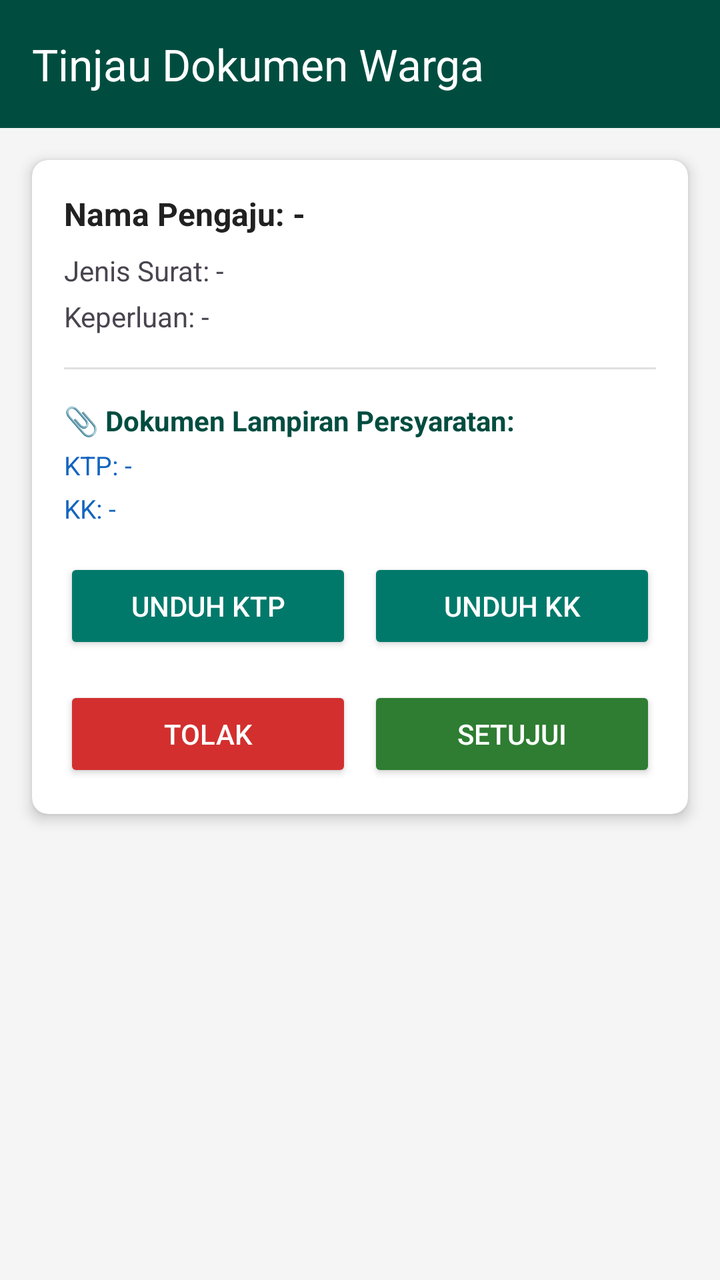
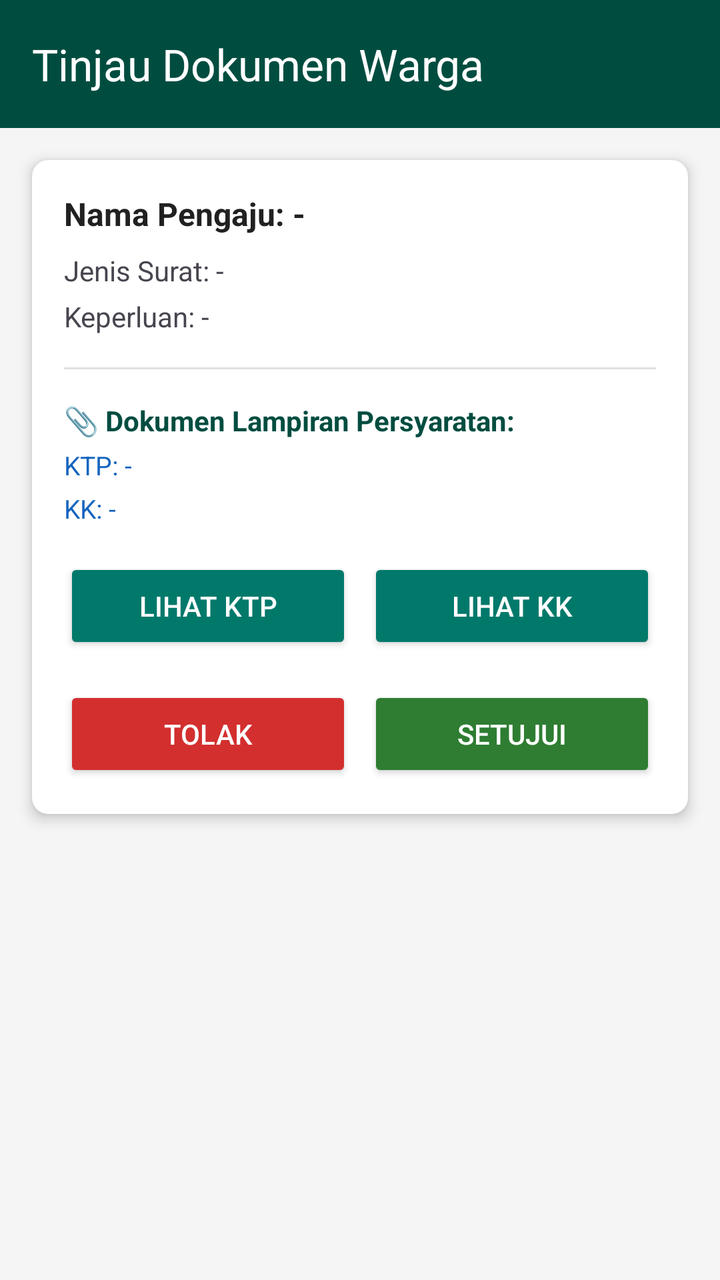

The first picture is an Android layout as it rendered before a commit; the second is the same layout after the commit. The layout source and the unified diff follow.
<!-- AndroidManifest.xml: application theme Theme.Ovylia -->
<!-- res/layout/activity_detail_pengajuan.xml -->
<?xml version="1.0" encoding="utf-8"?>
<LinearLayout
    xmlns:android="http://schemas.android.com/apk/res/android"
    xmlns:app="http://schemas.android.com/apk/res-auto"
    android:layout_width="match_parent"
    android:layout_height="match_parent"
    android:orientation="vertical"
    android:background="#F5F5F5">

    <androidx.appcompat.widget.Toolbar
        android:layout_width="match_parent"
        android:layout_height="?attr/actionBarSize"
        android:background="#004D40"
        app:title="Tinjau Dokumen Warga"
        app:titleTextColor="#FFFFFF"/>

    <androidx.cardview.widget.CardView
        android:layout_width="match_parent"
        android:layout_height="wrap_content"
        android:layout_margin="16dp"
        app:cardCornerRadius="8dp"
        app:cardElevation="4dp">

        <LinearLayout
            android:layout_width="match_parent"
            android:layout_height="wrap_content"
            android:orientation="vertical"
            android:padding="16dp">

            <TextView
                android:id="@+id/dtNamaWarga"
                android:layout_width="match_parent"
                android:layout_height="wrap_content"
                android:text="Nama Pengaju: -"
                android:textSize="16sp"
                android:textStyle="bold"
                android:textColor="#212121"/>

            <TextView
                android:id="@+id/dtJenisSurat"
                android:layout_width="match_parent"
                android:layout_height="wrap_content"
                android:text="Jenis Surat: -"
                android:textSize="14sp"
                android:layout_marginTop="8dp"/>

            <TextView
                android:id="@+id/dtKeperluan"
                android:layout_width="match_parent"
                android:layout_height="wrap_content"
                android:text="Keperluan: -"
                android:textSize="14sp"
                android:layout_marginTop="4dp"/>

            <View
                android:layout_width="match_parent"
                android:layout_height="1dp"
                android:background="#E0E0E0"
                android:layout_marginVertical="16dp"/>

            <TextView
                android:layout_width="match_parent"
                android:layout_height="wrap_content"
                android:text="📎 Dokumen Lampiran Persyaratan:"
                android:textStyle="bold"
                android:textColor="#004D40"
                android:textSize="14sp"/>

            <TextView
                android:id="@+id/dtNamaFileKtp"
                android:layout_width="match_parent"
                android:layout_height="wrap_content"
                android:text="KTP: -"
                android:textColor="#1565C0"
                android:layout_marginTop="4dp"
                android:textSize="13sp"/>

            <TextView
                android:id="@+id/dtNamaFileKk"
                android:layout_width="match_parent"
                android:layout_height="wrap_content"
                android:text="KK: -"
                android:textColor="#1565C0"
                android:layout_marginTop="4dp"
                android:textSize="13sp"/>

            
            <LinearLayout
                android:layout_width="match_parent"
                android:layout_height="wrap_content"
                android:orientation="horizontal"
                android:layout_marginTop="16dp"
                android:weightSum="2">

                <Button
                    android:id="@+id/btnUnduhKtp"
                    android:layout_width="0dp"
                    android:layout_height="wrap_content"
                    android:layout_weight="1"
                    android:layout_marginEnd="4dp"
                    android:text="Unduh KTP"
                    android:backgroundTint="#00796B"
                    android:textColor="#FFFFFF"/>

                <Button
                    android:id="@+id/btnUnduhKk"
                    android:layout_width="0dp"
                    android:layout_height="wrap_content"
                    android:layout_weight="1"
                    android:layout_marginStart="4dp"
                    android:text="Unduh KK"
                    android:backgroundTint="#00796B"
                    android:textColor="#FFFFFF"/>
            </LinearLayout>

            
            <LinearLayout
                android:layout_width="match_parent"
                android:layout_height="wrap_content"
                android:orientation="horizontal"
                android:layout_marginTop="16dp"
                android:weightSum="2">

                
                <Button
                    android:id="@+id/btnTolakSurat"
                    android:layout_width="0dp"
                    android:layout_height="wrap_content"
                    android:layout_weight="1"
                    android:layout_marginEnd="4dp"
                    android:text="Tolak"
                    android:backgroundTint="#D32F2F"
                    android:textColor="#FFFFFF"/>

                
                <Button
                    android:id="@+id/btnSetujuiSurat"
                    android:layout_width="0dp"
                    android:layout_height="wrap_content"
                    android:layout_weight="1"
                    android:layout_marginStart="4dp"
                    android:text="Setujui"
                    android:backgroundTint="#2E7D32"
                    android:textColor="#FFFFFF"/>
            </LinearLayout>

        </LinearLayout>
    </androidx.cardview.widget.CardView>
</LinearLayout>
<!-- resources referenced by this layout -->
<resources>
  <style name="Theme.Ovylia" parent="Base.Theme.Ovylia" />
  <style name="Base.Theme.Ovylia" parent="Theme.Material3.DayNight.NoActionBar">
          
          
      </style>
</resources>

<!-- the commit's change to res/layout/activity_detail_pengajuan.xml (unified diff, before → after) -->
@@ -98,7 +98,7 @@
                     android:layout_height="wrap_content"
                     android:layout_weight="1"
                     android:layout_marginEnd="4dp"
-                    android:text="Unduh KTP"
+                    android:text="Lihat KTP"
                     android:backgroundTint="#00796B"
                     android:textColor="#FFFFFF"/>
 
@@ -108,7 +108,7 @@
                     android:layout_height="wrap_content"
                     android:layout_weight="1"
                     android:layout_marginStart="4dp"
-                    android:text="Unduh KK"
+                    android:text="Lihat KK"
                     android:backgroundTint="#00796B"
                     android:textColor="#FFFFFF"/>
             </LinearLayout>
